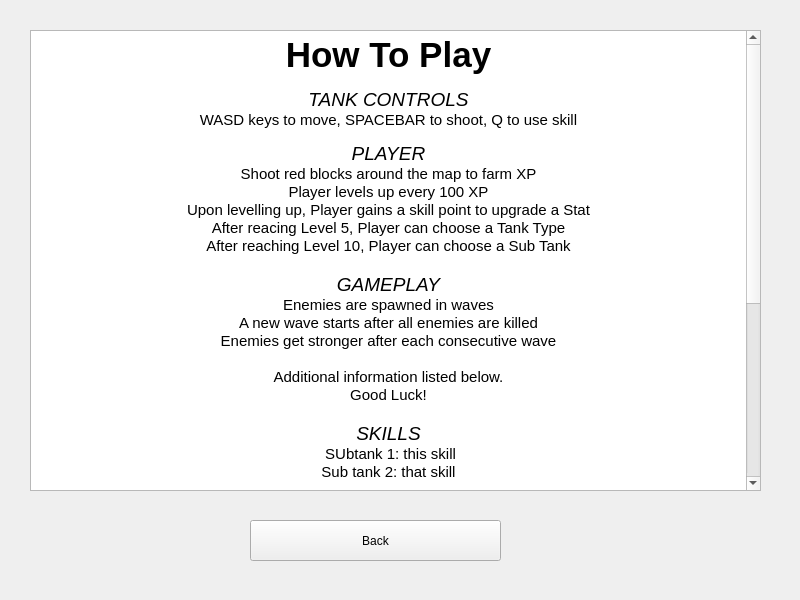
First picture: the form in MainWindow.ui, repository zhongvei/Tankoop, before the edit.
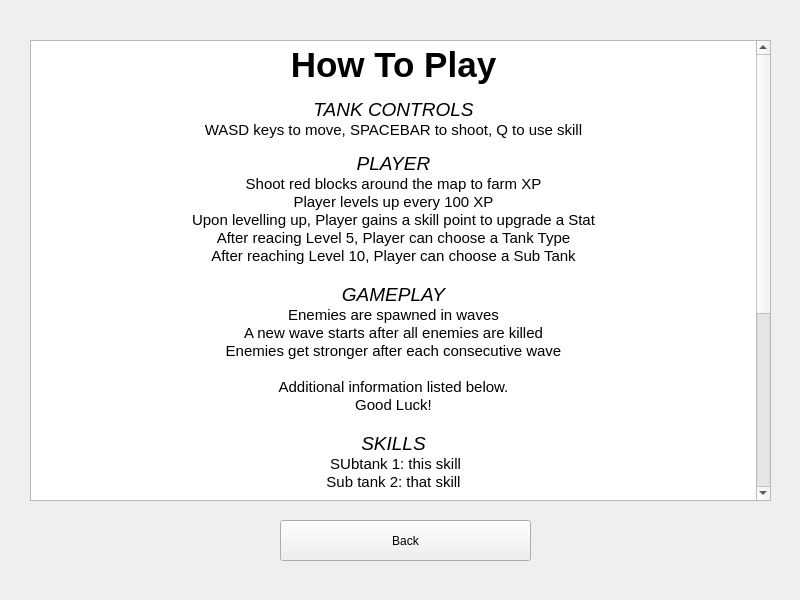
Second picture: the form after the edit. Icons and pictures are not drawn.

Diff of the .ui file:
```diff
--- a/MainWindow.ui
+++ b/MainWindow.ui
@@ -163,7 +163,7 @@
      <widget class="QPushButton" name="back_button">
       <property name="geometry">
        <rect>
-        <x>250</x>
+        <x>280</x>
         <y>520</y>
         <width>251</width>
         <height>41</height>
@@ -177,8 +177,8 @@
       <property name="geometry">
        <rect>
         <x>30</x>
-        <y>30</y>
-        <width>731</width>
+        <y>40</y>
+        <width>741</width>
         <height>461</height>
        </rect>
       </property>
@@ -186,47 +186,47 @@
        <string>&lt;!DOCTYPE HTML PUBLIC &quot;-//W3C//DTD HTML 4.0//EN&quot; &quot;http://www.w3.org/TR/REC-html40/strict.dtd&quot;&gt;
 &lt;html&gt;&lt;head&gt;&lt;meta name=&quot;qrichtext&quot; content=&quot;1&quot; /&gt;&lt;style type=&quot;text/css&quot;&gt;
 p, li { white-space: pre-wrap; }
-&lt;/style&gt;&lt;/head&gt;&lt;body style=&quot; font-family:'MS Shell Dlg 2'; font-size:7.8pt; font-weight:400; font-style:normal;&quot;&gt;
-&lt;p align=&quot;center&quot; style=&quot; margin-top:0px; margin-bottom:0px; margin-left:0px; margin-right:0px; -qt-block-indent:0; text-indent:0px;&quot;&gt;&lt;span style=&quot; font-size:26pt; font-weight:600;&quot;&gt;How To Play&lt;/span&gt;&lt;/p&gt;
-&lt;p align=&quot;center&quot; style=&quot;-qt-paragraph-type:empty; margin-top:0px; margin-bottom:0px; margin-left:0px; margin-right:0px; -qt-block-indent:0; text-indent:0px;&quot;&gt;&lt;br /&gt;&lt;/p&gt;
-&lt;p align=&quot;center&quot; style=&quot; margin-top:0px; margin-bottom:0px; margin-left:0px; margin-right:0px; -qt-block-indent:0; text-indent:0px;&quot;&gt;&lt;span style=&quot; font-size:14pt; font-style:italic;&quot;&gt;TANK CONTROLS&lt;/span&gt;&lt;/p&gt;
-&lt;p align=&quot;center&quot; style=&quot; margin-top:0px; margin-bottom:0px; margin-left:0px; margin-right:0px; -qt-block-indent:0; text-indent:0px;&quot;&gt;&lt;span style=&quot; font-size:11pt;&quot;&gt;WASD keys to move, SPACEBAR to shoot, Q to use skill&lt;/span&gt;&lt;/p&gt;
-&lt;p align=&quot;center&quot; style=&quot;-qt-paragraph-type:empty; margin-top:0px; margin-bottom:0px; margin-left:0px; margin-right:0px; -qt-block-indent:0; text-indent:0px;&quot;&gt;&lt;br /&gt;&lt;/p&gt;
-&lt;p align=&quot;center&quot; style=&quot; margin-top:0px; margin-bottom:0px; margin-left:0px; margin-right:0px; -qt-block-indent:0; text-indent:0px;&quot;&gt;&lt;span style=&quot; font-size:14pt; font-style:italic;&quot;&gt;PLAYER&lt;/span&gt;&lt;/p&gt;
-&lt;p align=&quot;center&quot; style=&quot; margin-top:0px; margin-bottom:0px; margin-left:0px; margin-right:0px; -qt-block-indent:0; text-indent:0px;&quot;&gt;&lt;span style=&quot; font-size:11pt;&quot;&gt;Shoot red blocks around the map to farm XP&lt;/span&gt;&lt;/p&gt;
-&lt;p align=&quot;center&quot; style=&quot; margin-top:0px; margin-bottom:0px; margin-left:0px; margin-right:0px; -qt-block-indent:0; text-indent:0px;&quot;&gt;&lt;span style=&quot; font-size:11pt;&quot;&gt;Player levels up every 100 XP&lt;/span&gt;&lt;/p&gt;
-&lt;p align=&quot;center&quot; style=&quot; margin-top:0px; margin-bottom:0px; margin-left:0px; margin-right:0px; -qt-block-indent:0; text-indent:0px;&quot;&gt;&lt;span style=&quot; font-size:11pt;&quot;&gt;Upon levelling up, Player gains a skill point to upgrade a Stat&lt;/span&gt;&lt;/p&gt;
-&lt;p align=&quot;center&quot; style=&quot; margin-top:0px; margin-bottom:0px; margin-left:0px; margin-right:0px; -qt-block-indent:0; text-indent:0px;&quot;&gt;&lt;span style=&quot; font-size:11pt;&quot;&gt;After reacing Level 5, Player can choose a Tank Type&lt;/span&gt;&lt;/p&gt;
-&lt;p align=&quot;center&quot; style=&quot; margin-top:0px; margin-bottom:0px; margin-left:0px; margin-right:0px; -qt-block-indent:0; text-indent:0px;&quot;&gt;&lt;span style=&quot; font-size:11pt;&quot;&gt;After reaching Level 10, Player can choose a Sub Tank&lt;/span&gt;&lt;/p&gt;
-&lt;p align=&quot;center&quot; style=&quot;-qt-paragraph-type:empty; margin-top:0px; margin-bottom:0px; margin-left:0px; margin-right:0px; -qt-block-indent:0; text-indent:0px; font-size:11pt;&quot;&gt;&lt;br /&gt;&lt;/p&gt;
-&lt;p align=&quot;center&quot; style=&quot; margin-top:0px; margin-bottom:0px; margin-left:0px; margin-right:0px; -qt-block-indent:0; text-indent:0px;&quot;&gt;&lt;span style=&quot; font-size:14pt; font-style:italic;&quot;&gt;GAMEPLAY&lt;/span&gt;&lt;/p&gt;
-&lt;p align=&quot;center&quot; style=&quot; margin-top:0px; margin-bottom:0px; margin-left:0px; margin-right:0px; -qt-block-indent:0; text-indent:0px;&quot;&gt;&lt;span style=&quot; font-size:11pt;&quot;&gt;Enemies are spawned in waves&lt;/span&gt;&lt;/p&gt;
-&lt;p align=&quot;center&quot; style=&quot; margin-top:0px; margin-bottom:0px; margin-left:0px; margin-right:0px; -qt-block-indent:0; text-indent:0px;&quot;&gt;&lt;span style=&quot; font-size:11pt;&quot;&gt;A new wave starts after all enemies are killed&lt;/span&gt;&lt;/p&gt;
-&lt;p align=&quot;center&quot; style=&quot; margin-top:0px; margin-bottom:0px; margin-left:0px; margin-right:0px; -qt-block-indent:0; text-indent:0px;&quot;&gt;&lt;span style=&quot; font-size:11pt;&quot;&gt;Enemies get stronger after each consecutive wave&lt;/span&gt;&lt;/p&gt;
-&lt;p align=&quot;center&quot; style=&quot;-qt-paragraph-type:empty; margin-top:0px; margin-bottom:0px; margin-left:0px; margin-right:0px; -qt-block-indent:0; text-indent:0px; font-size:11pt;&quot;&gt;&lt;br /&gt;&lt;/p&gt;
-&lt;p align=&quot;center&quot; style=&quot; margin-top:0px; margin-bottom:0px; margin-left:0px; margin-right:0px; -qt-block-indent:0; text-indent:0px;&quot;&gt;&lt;span style=&quot; font-size:11pt;&quot;&gt;Additional information listed below.&lt;/span&gt;&lt;/p&gt;
-&lt;p align=&quot;center&quot; style=&quot; margin-top:0px; margin-bottom:0px; margin-left:0px; margin-right:0px; -qt-block-indent:0; text-indent:0px;&quot;&gt;&lt;span style=&quot; font-size:11pt;&quot;&gt;Good Luck!&lt;/span&gt;&lt;/p&gt;
-&lt;p align=&quot;center&quot; style=&quot;-qt-paragraph-type:empty; margin-top:0px; margin-bottom:0px; margin-left:0px; margin-right:0px; -qt-block-indent:0; text-indent:0px; font-size:11pt;&quot;&gt;&lt;br /&gt;&lt;/p&gt;
-&lt;p align=&quot;center&quot; style=&quot; margin-top:0px; margin-bottom:0px; margin-left:0px; margin-right:0px; -qt-block-indent:0; text-indent:0px;&quot;&gt;&lt;span style=&quot; font-size:14pt; font-style:italic;&quot;&gt;SKILLS&lt;/span&gt;&lt;/p&gt;
-&lt;p align=&quot;center&quot; style=&quot; margin-top:0px; margin-bottom:0px; margin-left:0px; margin-right:0px; -qt-block-indent:0; text-indent:0px;&quot;&gt;&lt;span style=&quot; font-size:11pt;&quot;&gt; SUbtank 1: this skill&lt;/span&gt;&lt;/p&gt;
-&lt;p align=&quot;center&quot; style=&quot; margin-top:0px; margin-bottom:0px; margin-left:0px; margin-right:0px; -qt-block-indent:0; text-indent:0px;&quot;&gt;&lt;span style=&quot; font-size:11pt;&quot;&gt;Sub tank 2: that skill&lt;/span&gt;&lt;/p&gt;
-&lt;p align=&quot;center&quot; style=&quot;-qt-paragraph-type:empty; margin-top:0px; margin-bottom:0px; margin-left:0px; margin-right:0px; -qt-block-indent:0; text-indent:0px; font-size:11pt;&quot;&gt;&lt;br /&gt;&lt;/p&gt;
-&lt;p align=&quot;center&quot; style=&quot; margin-top:0px; margin-bottom:0px; margin-left:0px; margin-right:0px; -qt-block-indent:0; text-indent:0px;&quot;&gt;&lt;span style=&quot; font-size:14pt; font-style:italic;&quot;&gt;STATS&lt;/span&gt;&lt;/p&gt;
-&lt;p align=&quot;center&quot; style=&quot; margin-top:0px; margin-bottom:0px; margin-left:0px; margin-right:0px; -qt-block-indent:0; text-indent:0px;&quot;&gt;&lt;span style=&quot; font-size:11pt;&quot;&gt; SUbtank 1: this skill&lt;/span&gt;&lt;/p&gt;
-&lt;p align=&quot;center&quot; style=&quot; margin-top:0px; margin-bottom:0px; margin-left:0px; margin-right:0px; -qt-block-indent:0; text-indent:0px;&quot;&gt;&lt;span style=&quot; font-size:11pt;&quot;&gt;Sub tank 2: that skill&lt;/span&gt;&lt;/p&gt;
-&lt;p align=&quot;center&quot; style=&quot;-qt-paragraph-type:empty; margin-top:0px; margin-bottom:0px; margin-left:0px; margin-right:0px; -qt-block-indent:0; text-indent:0px; font-size:11pt;&quot;&gt;&lt;br /&gt;&lt;/p&gt;
-&lt;p align=&quot;center&quot; style=&quot; margin-top:0px; margin-bottom:0px; margin-left:0px; margin-right:0px; -qt-block-indent:0; text-indent:0px;&quot;&gt;&lt;span style=&quot; font-size:14pt; font-style:italic;&quot;&gt;TANK TYPES&lt;/span&gt;&lt;/p&gt;
-&lt;p align=&quot;center&quot; style=&quot; margin-top:0px; margin-bottom:0px; margin-left:0px; margin-right:0px; -qt-block-indent:0; text-indent:0px;&quot;&gt;&lt;span style=&quot; font-size:11pt;&quot;&gt; SUbtank 1: this skill&lt;/span&gt;&lt;/p&gt;
-&lt;p align=&quot;center&quot; style=&quot; margin-top:0px; margin-bottom:0px; margin-left:0px; margin-right:0px; -qt-block-indent:0; text-indent:0px;&quot;&gt;&lt;span style=&quot; font-size:11pt;&quot;&gt;Sub tank 2: that skill&lt;/span&gt;&lt;/p&gt;
-&lt;p align=&quot;center&quot; style=&quot;-qt-paragraph-type:empty; margin-top:0px; margin-bottom:0px; margin-left:0px; margin-right:0px; -qt-block-indent:0; text-indent:0px; font-size:11pt;&quot;&gt;&lt;br /&gt;&lt;/p&gt;
-&lt;p align=&quot;center&quot; style=&quot; margin-top:0px; margin-bottom:0px; margin-left:0px; margin-right:0px; -qt-block-indent:0; text-indent:0px;&quot;&gt;&lt;span style=&quot; font-size:14pt; font-style:italic;&quot;&gt;SUB TANKS&lt;/span&gt;&lt;/p&gt;
-&lt;p align=&quot;center&quot; style=&quot; margin-top:0px; margin-bottom:0px; margin-left:0px; margin-right:0px; -qt-block-indent:0; text-indent:0px;&quot;&gt;&lt;span style=&quot; font-size:11pt;&quot;&gt; SUbtank 1: this skill&lt;/span&gt;&lt;/p&gt;
-&lt;p align=&quot;center&quot; style=&quot; margin-top:0px; margin-bottom:0px; margin-left:0px; margin-right:0px; -qt-block-indent:0; text-indent:0px;&quot;&gt;&lt;span style=&quot; font-size:11pt;&quot;&gt;Sub tank 2: that skill&lt;/span&gt;&lt;/p&gt;
-&lt;p align=&quot;center&quot; style=&quot;-qt-paragraph-type:empty; margin-top:0px; margin-bottom:0px; margin-left:0px; margin-right:0px; -qt-block-indent:0; text-indent:0px; font-size:11pt;&quot;&gt;&lt;br /&gt;&lt;/p&gt;
-&lt;p align=&quot;center&quot; style=&quot;-qt-paragraph-type:empty; margin-top:0px; margin-bottom:0px; margin-left:0px; margin-right:0px; -qt-block-indent:0; text-indent:0px; font-size:11pt;&quot;&gt;&lt;br /&gt;&lt;/p&gt;
-&lt;p style=&quot; margin-top:0px; margin-bottom:0px; margin-left:0px; margin-right:0px; -qt-block-indent:0; text-indent:0px;&quot;&gt;&lt;span style=&quot; font-size:10pt;&quot;&gt;Credits:&lt;/span&gt;&lt;/p&gt;
-&lt;p style=&quot; margin-top:0px; margin-bottom:0px; margin-left:0px; margin-right:0px; -qt-block-indent:0; text-indent:0px;&quot;&gt;&lt;span style=&quot; font-size:10pt;&quot;&gt;In-game background music: Undertale OST: 005 - Ruins&lt;/span&gt;&lt;/p&gt;
-&lt;p style=&quot; margin-top:0px; margin-bottom:0px; margin-left:0px; margin-right:0px; -qt-block-indent:0; text-indent:0px;&quot;&gt;&lt;span style=&quot; font-size:10pt;&quot;&gt;Main-menu background music: Dire Dire Docks (OST Version) - Super Mario 64&lt;/span&gt;&lt;/p&gt;&lt;/body&gt;&lt;/html&gt;</string>
+&lt;/style&gt;&lt;/head&gt;&lt;body style=&quot; font-family:'.AppleSystemUIFont'; font-size:13pt; font-weight:400; font-style:normal;&quot;&gt;
+&lt;p align=&quot;center&quot; style=&quot; margin-top:0px; margin-bottom:0px; margin-left:0px; margin-right:0px; -qt-block-indent:0; text-indent:0px;&quot;&gt;&lt;span style=&quot; font-family:'MS Shell Dlg 2'; font-size:26pt; font-weight:600;&quot;&gt;How To Play&lt;/span&gt;&lt;/p&gt;
+&lt;p align=&quot;center&quot; style=&quot;-qt-paragraph-type:empty; margin-top:0px; margin-bottom:0px; margin-left:0px; margin-right:0px; -qt-block-indent:0; text-indent:0px; font-family:'MS Shell Dlg 2'; font-size:7.8pt;&quot;&gt;&lt;br /&gt;&lt;/p&gt;
+&lt;p align=&quot;center&quot; style=&quot; margin-top:0px; margin-bottom:0px; margin-left:0px; margin-right:0px; -qt-block-indent:0; text-indent:0px;&quot;&gt;&lt;span style=&quot; font-family:'MS Shell Dlg 2'; font-size:14pt; font-style:italic;&quot;&gt;TANK CONTROLS&lt;/span&gt;&lt;/p&gt;
+&lt;p align=&quot;center&quot; style=&quot; margin-top:0px; margin-bottom:0px; margin-left:0px; margin-right:0px; -qt-block-indent:0; text-indent:0px;&quot;&gt;&lt;span style=&quot; font-family:'MS Shell Dlg 2'; font-size:11pt;&quot;&gt;WASD keys to move, SPACEBAR to shoot, Q to use skill&lt;/span&gt;&lt;/p&gt;
+&lt;p align=&quot;center&quot; style=&quot;-qt-paragraph-type:empty; margin-top:0px; margin-bottom:0px; margin-left:0px; margin-right:0px; -qt-block-indent:0; text-indent:0px; font-family:'MS Shell Dlg 2'; font-size:7.8pt;&quot;&gt;&lt;br /&gt;&lt;/p&gt;
+&lt;p align=&quot;center&quot; style=&quot; margin-top:0px; margin-bottom:0px; margin-left:0px; margin-right:0px; -qt-block-indent:0; text-indent:0px;&quot;&gt;&lt;span style=&quot; font-family:'MS Shell Dlg 2'; font-size:14pt; font-style:italic;&quot;&gt;PLAYER&lt;/span&gt;&lt;/p&gt;
+&lt;p align=&quot;center&quot; style=&quot; margin-top:0px; margin-bottom:0px; margin-left:0px; margin-right:0px; -qt-block-indent:0; text-indent:0px;&quot;&gt;&lt;span style=&quot; font-family:'MS Shell Dlg 2'; font-size:11pt;&quot;&gt;Shoot red blocks around the map to farm XP&lt;/span&gt;&lt;/p&gt;
+&lt;p align=&quot;center&quot; style=&quot; margin-top:0px; margin-bottom:0px; margin-left:0px; margin-right:0px; -qt-block-indent:0; text-indent:0px;&quot;&gt;&lt;span style=&quot; font-family:'MS Shell Dlg 2'; font-size:11pt;&quot;&gt;Player levels up every 100 XP&lt;/span&gt;&lt;/p&gt;
+&lt;p align=&quot;center&quot; style=&quot; margin-top:0px; margin-bottom:0px; margin-left:0px; margin-right:0px; -qt-block-indent:0; text-indent:0px;&quot;&gt;&lt;span style=&quot; font-family:'MS Shell Dlg 2'; font-size:11pt;&quot;&gt;Upon levelling up, Player gains a skill point to upgrade a Stat&lt;/span&gt;&lt;/p&gt;
+&lt;p align=&quot;center&quot; style=&quot; margin-top:0px; margin-bottom:0px; margin-left:0px; margin-right:0px; -qt-block-indent:0; text-indent:0px;&quot;&gt;&lt;span style=&quot; font-family:'MS Shell Dlg 2'; font-size:11pt;&quot;&gt;After reacing Level 5, Player can choose a Tank Type&lt;/span&gt;&lt;/p&gt;
+&lt;p align=&quot;center&quot; style=&quot; margin-top:0px; margin-bottom:0px; margin-left:0px; margin-right:0px; -qt-block-indent:0; text-indent:0px;&quot;&gt;&lt;span style=&quot; font-family:'MS Shell Dlg 2'; font-size:11pt;&quot;&gt;After reaching Level 10, Player can choose a Sub Tank&lt;/span&gt;&lt;/p&gt;
+&lt;p align=&quot;center&quot; style=&quot;-qt-paragraph-type:empty; margin-top:0px; margin-bottom:0px; margin-left:0px; margin-right:0px; -qt-block-indent:0; text-indent:0px; font-family:'MS Shell Dlg 2'; font-size:11pt;&quot;&gt;&lt;br /&gt;&lt;/p&gt;
+&lt;p align=&quot;center&quot; style=&quot; margin-top:0px; margin-bottom:0px; margin-left:0px; margin-right:0px; -qt-block-indent:0; text-indent:0px;&quot;&gt;&lt;span style=&quot; font-family:'MS Shell Dlg 2'; font-size:14pt; font-style:italic;&quot;&gt;GAMEPLAY&lt;/span&gt;&lt;/p&gt;
+&lt;p align=&quot;center&quot; style=&quot; margin-top:0px; margin-bottom:0px; margin-left:0px; margin-right:0px; -qt-block-indent:0; text-indent:0px;&quot;&gt;&lt;span style=&quot; font-family:'MS Shell Dlg 2'; font-size:11pt;&quot;&gt;Enemies are spawned in waves&lt;/span&gt;&lt;/p&gt;
+&lt;p align=&quot;center&quot; style=&quot; margin-top:0px; margin-bottom:0px; margin-left:0px; margin-right:0px; -qt-block-indent:0; text-indent:0px;&quot;&gt;&lt;span style=&quot; font-family:'MS Shell Dlg 2'; font-size:11pt;&quot;&gt;A new wave starts after all enemies are killed&lt;/span&gt;&lt;/p&gt;
+&lt;p align=&quot;center&quot; style=&quot; margin-top:0px; margin-bottom:0px; margin-left:0px; margin-right:0px; -qt-block-indent:0; text-indent:0px;&quot;&gt;&lt;span style=&quot; font-family:'MS Shell Dlg 2'; font-size:11pt;&quot;&gt;Enemies get stronger after each consecutive wave&lt;/span&gt;&lt;/p&gt;
+&lt;p align=&quot;center&quot; style=&quot;-qt-paragraph-type:empty; margin-top:0px; margin-bottom:0px; margin-left:0px; margin-right:0px; -qt-block-indent:0; text-indent:0px; font-family:'MS Shell Dlg 2'; font-size:11pt;&quot;&gt;&lt;br /&gt;&lt;/p&gt;
+&lt;p align=&quot;center&quot; style=&quot; margin-top:0px; margin-bottom:0px; margin-left:0px; margin-right:0px; -qt-block-indent:0; text-indent:0px;&quot;&gt;&lt;span style=&quot; font-family:'MS Shell Dlg 2'; font-size:11pt;&quot;&gt;Additional information listed below.&lt;/span&gt;&lt;/p&gt;
+&lt;p align=&quot;center&quot; style=&quot; margin-top:0px; margin-bottom:0px; margin-left:0px; margin-right:0px; -qt-block-indent:0; text-indent:0px;&quot;&gt;&lt;span style=&quot; font-family:'MS Shell Dlg 2'; font-size:11pt;&quot;&gt;Good Luck!&lt;/span&gt;&lt;/p&gt;
+&lt;p align=&quot;center&quot; style=&quot;-qt-paragraph-type:empty; margin-top:0px; margin-bottom:0px; margin-left:0px; margin-right:0px; -qt-block-indent:0; text-indent:0px; font-family:'MS Shell Dlg 2'; font-size:11pt;&quot;&gt;&lt;br /&gt;&lt;/p&gt;
+&lt;p align=&quot;center&quot; style=&quot; margin-top:0px; margin-bottom:0px; margin-left:0px; margin-right:0px; -qt-block-indent:0; text-indent:0px;&quot;&gt;&lt;span style=&quot; font-family:'MS Shell Dlg 2'; font-size:14pt; font-style:italic;&quot;&gt;SKILLS&lt;/span&gt;&lt;/p&gt;
+&lt;p align=&quot;center&quot; style=&quot; margin-top:0px; margin-bottom:0px; margin-left:0px; margin-right:0px; -qt-block-indent:0; text-indent:0px;&quot;&gt;&lt;span style=&quot; font-family:'MS Shell Dlg 2'; font-size:11pt;&quot;&gt; SUbtank 1: this skill&lt;/span&gt;&lt;/p&gt;
+&lt;p align=&quot;center&quot; style=&quot; margin-top:0px; margin-bottom:0px; margin-left:0px; margin-right:0px; -qt-block-indent:0; text-indent:0px;&quot;&gt;&lt;span style=&quot; font-family:'MS Shell Dlg 2'; font-size:11pt;&quot;&gt;Sub tank 2: that skill&lt;/span&gt;&lt;/p&gt;
+&lt;p align=&quot;center&quot; style=&quot;-qt-paragraph-type:empty; margin-top:0px; margin-bottom:0px; margin-left:0px; margin-right:0px; -qt-block-indent:0; text-indent:0px; font-family:'MS Shell Dlg 2'; font-size:11pt;&quot;&gt;&lt;br /&gt;&lt;/p&gt;
+&lt;p align=&quot;center&quot; style=&quot; margin-top:0px; margin-bottom:0px; margin-left:0px; margin-right:0px; -qt-block-indent:0; text-indent:0px;&quot;&gt;&lt;span style=&quot; font-family:'MS Shell Dlg 2'; font-size:14pt; font-style:italic;&quot;&gt;STATS&lt;/span&gt;&lt;/p&gt;
+&lt;p align=&quot;center&quot; style=&quot; margin-top:0px; margin-bottom:0px; margin-left:0px; margin-right:0px; -qt-block-indent:0; text-indent:0px;&quot;&gt;&lt;span style=&quot; font-family:'MS Shell Dlg 2'; font-size:11pt;&quot;&gt; SUbtank 1: this skill&lt;/span&gt;&lt;/p&gt;
+&lt;p align=&quot;center&quot; style=&quot; margin-top:0px; margin-bottom:0px; margin-left:0px; margin-right:0px; -qt-block-indent:0; text-indent:0px;&quot;&gt;&lt;span style=&quot; font-family:'MS Shell Dlg 2'; font-size:11pt;&quot;&gt;Sub tank 2: that skill&lt;/span&gt;&lt;/p&gt;
+&lt;p align=&quot;center&quot; style=&quot;-qt-paragraph-type:empty; margin-top:0px; margin-bottom:0px; margin-left:0px; margin-right:0px; -qt-block-indent:0; text-indent:0px; font-family:'MS Shell Dlg 2'; font-size:11pt;&quot;&gt;&lt;br /&gt;&lt;/p&gt;
+&lt;p align=&quot;center&quot; style=&quot; margin-top:0px; margin-bottom:0px; margin-left:0px; margin-right:0px; -qt-block-indent:0; text-indent:0px;&quot;&gt;&lt;span style=&quot; font-family:'MS Shell Dlg 2'; font-size:14pt; font-style:italic;&quot;&gt;TANK TYPES&lt;/span&gt;&lt;/p&gt;
+&lt;p align=&quot;center&quot; style=&quot; margin-top:0px; margin-bottom:0px; margin-left:0px; margin-right:0px; -qt-block-indent:0; text-indent:0px;&quot;&gt;&lt;span style=&quot; font-family:'MS Shell Dlg 2'; font-size:11pt;&quot;&gt; SUbtank 1: this skill&lt;/span&gt;&lt;/p&gt;
+&lt;p align=&quot;center&quot; style=&quot; margin-top:0px; margin-bottom:0px; margin-left:0px; margin-right:0px; -qt-block-indent:0; text-indent:0px;&quot;&gt;&lt;span style=&quot; font-family:'MS Shell Dlg 2'; font-size:11pt;&quot;&gt;Sub tank 2: that skill&lt;/span&gt;&lt;/p&gt;
+&lt;p align=&quot;center&quot; style=&quot;-qt-paragraph-type:empty; margin-top:0px; margin-bottom:0px; margin-left:0px; margin-right:0px; -qt-block-indent:0; text-indent:0px; font-family:'MS Shell Dlg 2'; font-size:11pt;&quot;&gt;&lt;br /&gt;&lt;/p&gt;
+&lt;p align=&quot;center&quot; style=&quot; margin-top:0px; margin-bottom:0px; margin-left:0px; margin-right:0px; -qt-block-indent:0; text-indent:0px;&quot;&gt;&lt;span style=&quot; font-family:'MS Shell Dlg 2'; font-size:14pt; font-style:italic;&quot;&gt;SUB TANKS&lt;/span&gt;&lt;/p&gt;
+&lt;p align=&quot;center&quot; style=&quot; margin-top:0px; margin-bottom:0px; margin-left:0px; margin-right:0px; -qt-block-indent:0; text-indent:0px;&quot;&gt;&lt;span style=&quot; font-family:'MS Shell Dlg 2'; font-size:11pt;&quot;&gt; SUbtank 1: this skill&lt;/span&gt;&lt;/p&gt;
+&lt;p align=&quot;center&quot; style=&quot; margin-top:0px; margin-bottom:0px; margin-left:0px; margin-right:0px; -qt-block-indent:0; text-indent:0px;&quot;&gt;&lt;span style=&quot; font-family:'MS Shell Dlg 2'; font-size:11pt;&quot;&gt;Sub tank 2: that skill&lt;/span&gt;&lt;/p&gt;
+&lt;p align=&quot;center&quot; style=&quot;-qt-paragraph-type:empty; margin-top:0px; margin-bottom:0px; margin-left:0px; margin-right:0px; -qt-block-indent:0; text-indent:0px; font-family:'MS Shell Dlg 2'; font-size:11pt;&quot;&gt;&lt;br /&gt;&lt;/p&gt;
+&lt;p align=&quot;center&quot; style=&quot;-qt-paragraph-type:empty; margin-top:0px; margin-bottom:0px; margin-left:0px; margin-right:0px; -qt-block-indent:0; text-indent:0px; font-family:'MS Shell Dlg 2'; font-size:11pt;&quot;&gt;&lt;br /&gt;&lt;/p&gt;
+&lt;p style=&quot; margin-top:0px; margin-bottom:0px; margin-left:0px; margin-right:0px; -qt-block-indent:0; text-indent:0px;&quot;&gt;&lt;span style=&quot; font-family:'MS Shell Dlg 2'; font-size:10pt;&quot;&gt;Credits:&lt;/span&gt;&lt;/p&gt;
+&lt;p style=&quot; margin-top:0px; margin-bottom:0px; margin-left:0px; margin-right:0px; -qt-block-indent:0; text-indent:0px;&quot;&gt;&lt;span style=&quot; font-family:'MS Shell Dlg 2'; font-size:10pt;&quot;&gt;In-game background music: Undertale OST: 005 - Ruins&lt;/span&gt;&lt;/p&gt;
+&lt;p style=&quot; margin-top:0px; margin-bottom:0px; margin-left:0px; margin-right:0px; -qt-block-indent:0; text-indent:0px;&quot;&gt;&lt;span style=&quot; font-family:'MS Shell Dlg 2'; font-size:10pt;&quot;&gt;Main-menu background music: Dire Dire Docks (OST Version) - Super Mario 64&lt;/span&gt;&lt;/p&gt;&lt;/body&gt;&lt;/html&gt;</string>
       </property>
      </widget>
     </widget>
```
